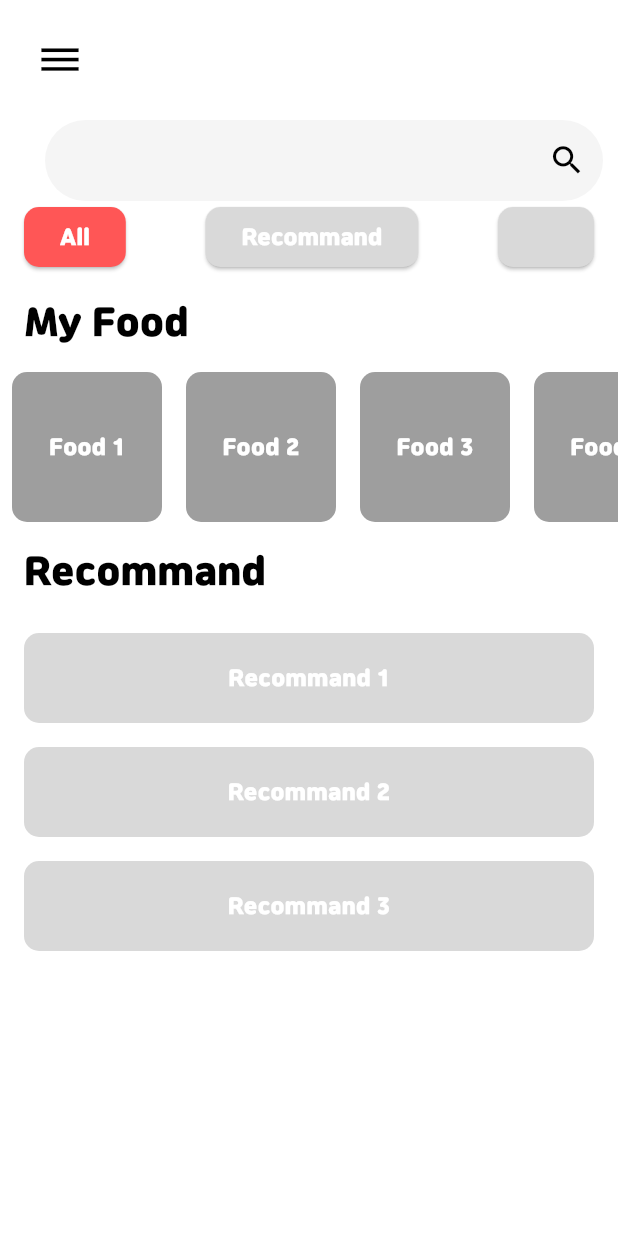
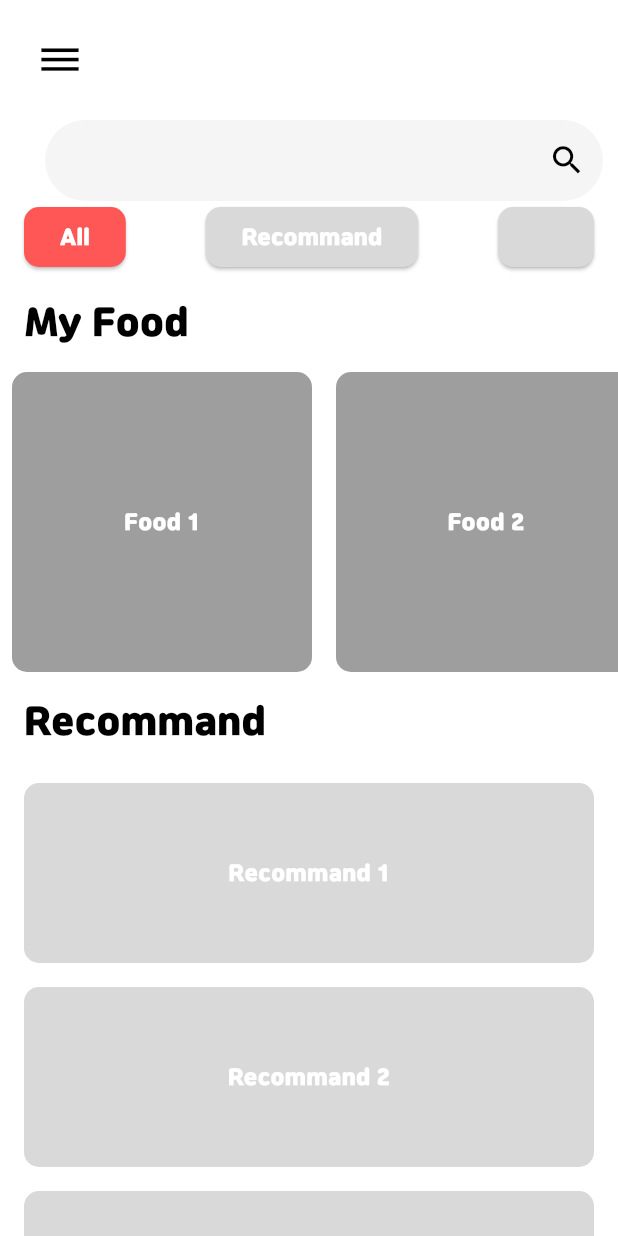
Before and after one commit to Rulrudino0911/Chef-on, a Flutter app: the HomePage screen opened directly, on a phone screen of 412 x 824 dp. Run offline on Flutter 3.47's test engine with Material 3 defaults, Android fonts, the phone set to English and light mode, and no system bars; our stand-ins replace permission_handler.

Commit message:
크기 변경 디자인 요망
크기 변경

```diff
--- a/lib/userpage/mainpage.dart
+++ b/lib/userpage/mainpage.dart
@@ -1,8 +1,20 @@
 import 'package:flutter/material.dart';
+import 'package:permission_handler/permission_handler.dart';
 
 // Home 페이지
-class HomePage extends StatelessWidget {
+class HomePage extends StatefulWidget {
   const HomePage({super.key});
+
+  @override
+  State<HomePage> createState() => _HomePageState();
+}
+
+class _HomePageState extends State<HomePage> {
+  @override
+  void initState() {
+    // TODO: implement initState
+    super.initState();
+  }
 
   @override
   Widget build(BuildContext context) {
@@ -116,13 +128,13 @@ class HomePage extends StatelessWidget {
           ),
           // 음식 버튼들 (가로 스크롤 가능)
           SizedBox(
-            height: 100, // 높이 조정
+            height: 200, // 높이 조정
             child: ListView.builder(
               scrollDirection: Axis.horizontal,
               itemCount: 10, // 음식 요소 개수 증가
               itemBuilder: (context, index) {
                 return Container(
-                  width: 100,
+                  width: 200,
                   margin: const EdgeInsets.symmetric(horizontal: 8),
                   decoration: BoxDecoration(
                     color: Colors.grey,
@@ -144,20 +156,23 @@ class HomePage extends StatelessWidget {
               ),
             ),
           ),
-          // Recommand 버튼들 (세로 정렬)
-          Column(
-            children: List.generate(3, (index) {
+          Expanded(
+            child: ListView.builder(
+              itemCount: 5,
+              itemBuilder: (BuildContext cxt, int idx) {
                 return Container(
                   width: double.infinity,
+                  height: 120,
                   margin: const EdgeInsets.symmetric(vertical: 8, horizontal: 16),
                   padding: const EdgeInsets.symmetric(vertical: 20),
                   decoration: BoxDecoration(
                     color: const Color(0xFFD9D9D9), // 연한 회색
                     borderRadius: BorderRadius.circular(10),
                   ),
-                child: Center(child: Text('Recommand ${index + 1}', style: const TextStyle(color: Colors.white))),
+                  child: Center(child: Text('Recommand ${idx + 1}', style: const TextStyle(color: Colors.white))),
                 );
-            }),
+              },
+            )
           ),
         ],
       ),
--- a/lib/userpage/signin.dart
+++ b/lib/userpage/signin.dart
@@ -105,6 +105,7 @@ class SignInPage extends StatelessWidget {
                 ),
                 GestureDetector(
                   onTap: () {
+                    Navigator.pop(context);
                     Navigator.push(
                       context,
                       MaterialPageRoute(builder: (context) => const SignUpPage()),
--- a/lib/userpage/signup.dart
+++ b/lib/userpage/signup.dart
@@ -1,3 +1,4 @@
+import 'package:chef_on/userpage/signin.dart';
 import 'package:flutter/material.dart';
 
 import 'mainpage.dart';
@@ -109,6 +110,7 @@ class SignUpPage extends StatelessWidget {
                 GestureDetector(
                   onTap: () {
                     Navigator.pop(context);
+                    Navigator.push(context, MaterialPageRoute(builder: (context) => SignInPage()));
                   },
                   child: const Text(
                     'Sign In',
--- a/pubspec.yaml
+++ b/pubspec.yaml
@@ -35,6 +35,9 @@ dependencies:
   # The following adds the Cupertino Icons font to your application.
   # Use with the CupertinoIcons class for iOS style icons.
   cupertino_icons: ^1.0.8
+  flutter_local_notifications: ^17.2.4
+  bluetooth_classic: ^0.0.2
+  permission_handler: ^11.3.1
 
 dev_dependencies:
   flutter_test:
@@ -46,6 +49,7 @@ dev_dependencies:
   # package. See that file for information about deactivating specific lint
   # rules and activating additional ones.
   flutter_lints: ^4.0.0
+
 
 # For information on the generic Dart part of this file, see the
 # following page: https://dart.dev/tools/pub/pubspec
```
Also changed, not shown: pubspec.lock. Lines whose indentation alone changed are shown as unchanged.
